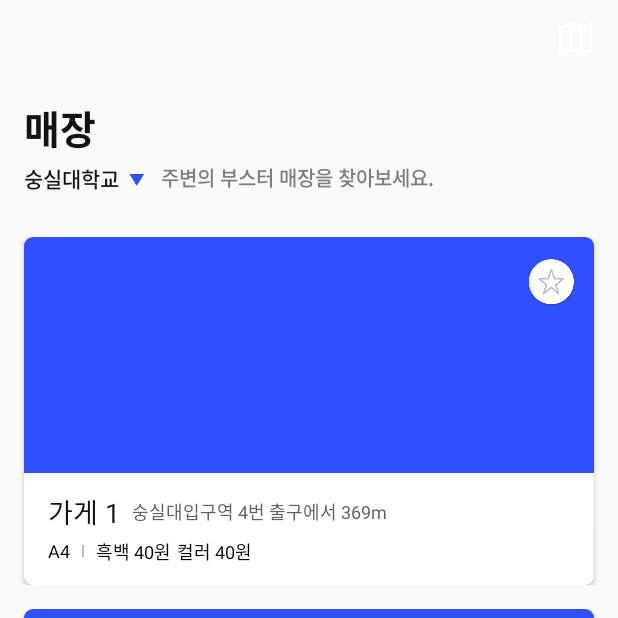
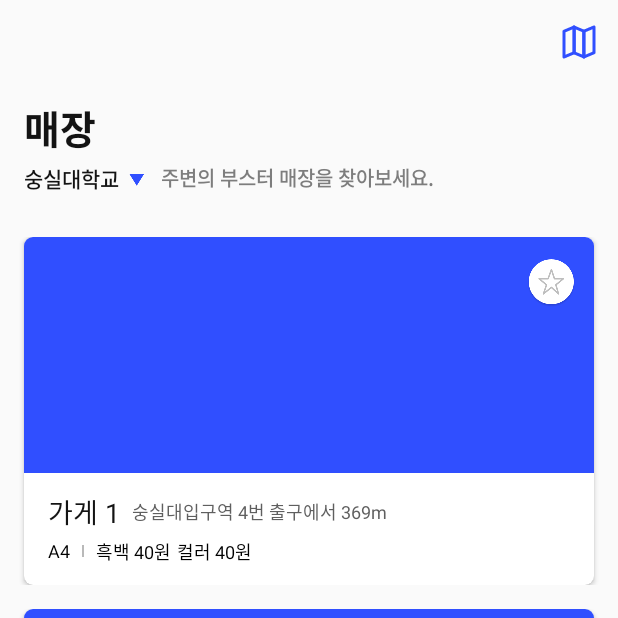
Before and after one commit to Booster-developer/Booster-ANDROID, an Android app: the StoreListFragment screen opened directly, with no data from a screen before it, on a phone screen of 412 x 824 dp, the top half of it. Run offline under Robolectric (Android 15) with nearby library versions, the phone set to English and light mode, and no system bars; our stand-ins replace data binding.

Commit message:
[매장상세] 뷰 수정

```diff
--- a/app/build.gradle
+++ b/app/build.gradle
@@ -80,6 +80,9 @@ dependencies {
     // CardView Library
     implementation 'androidx.cardview:cardview:1.0.0'
 
+    //Lottie Library
+    implementation 'com.airbnb.android:lottie:3.4.1'
+
     // Koin for Kotlin
     implementation "org.koin:koin-core:$koin_version"
     // Koin extended & experimental features
--- a/app/src/main/java/com/example/booster/ui/storeDetail/StoreDetailFragment.kt
+++ b/app/src/main/java/com/example/booster/ui/storeDetail/StoreDetailFragment.kt
@@ -11,10 +11,6 @@ import androidx.lifecycle.Observer
 import com.example.booster.R
 
 class StoreDetailFragment : Fragment() {
-
-    companion object {
-        fun newInstance() = StoreDetailFragment()
-    }
 
     private lateinit var viewModel: StoreDetailViewModel
 
--- a/app/src/main/res/layout/fragment_store_list.xml
+++ b/app/src/main/res/layout/fragment_store_list.xml
@@ -25,7 +25,7 @@
         android:layout_height="wrap_content"
         android:layout_marginTop="4dp"
         android:layout_marginEnd="2dp"
-        android:src="@drawable/store_detail_ic_map"
+        android:src="@drawable/store_detail_ic_map_blue"
         app:layout_constraintEnd_toEndOf="parent"
         app:layout_constraintTop_toTopOf="parent" />
 
```
Also changed, not shown: app/src/main/res/drawable-hdpi/store_detail_ic_map_blue.png (added), app/src/main/res/drawable-mdpi/store_detail_ic_map_blue.png (added), app/src/main/res/drawable-xhdpi/store_detail_ic_map_blue.png (added), app/src/main/res/drawable-xxhdpi/store_detail_ic_map_blue.png (added), app/src/main/res/drawable-xxxhdpi/store_detail_ic_map_blue.png (added).
